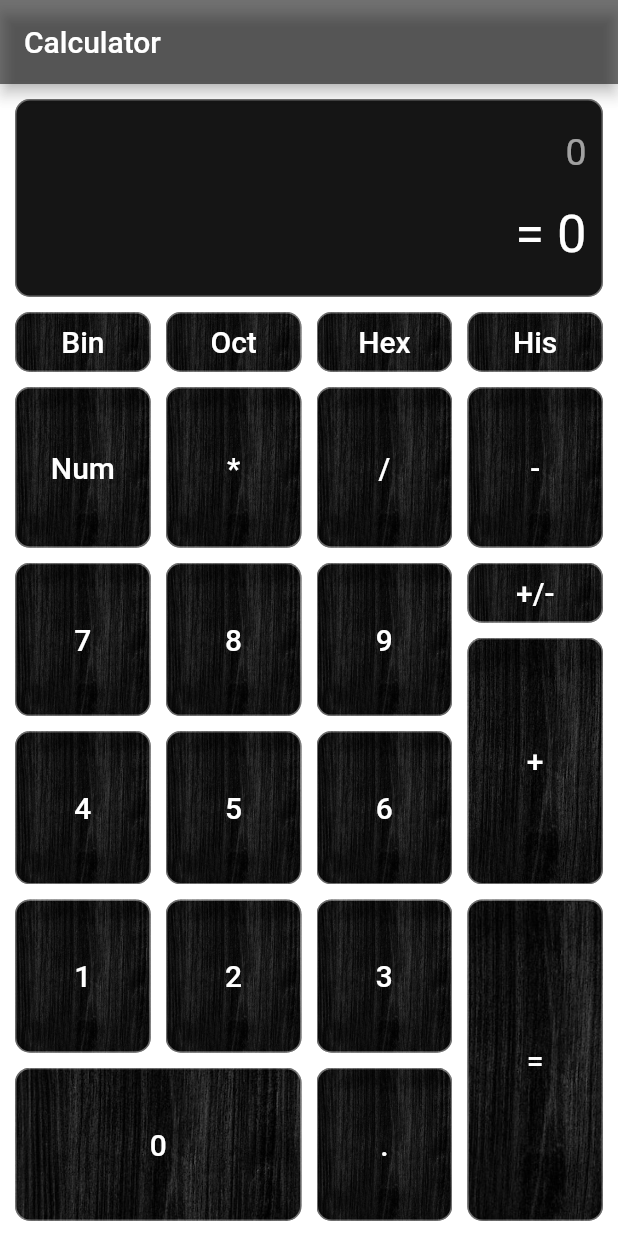
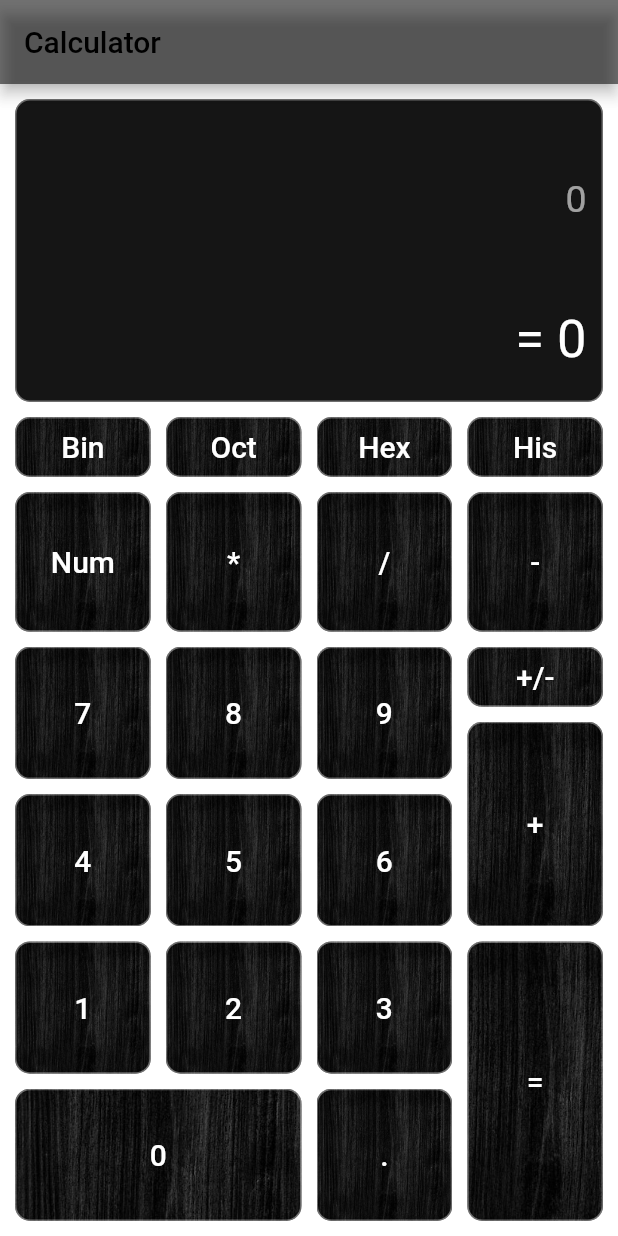
Before and after one commit to kacperkukulka/FlutterCalculator, a Flutter app: the screen it shows after launch, on a phone screen of 412 x 824 dp. Run offline on Flutter 3.47's test engine with Material 2 defaults, Android fonts, the phone set to English and light mode, and no system bars.

Commit message:
Resolved not enough space for digits error

```diff
--- a/calculator/lib/main.dart
+++ b/calculator/lib/main.dart
@@ -12,9 +12,12 @@ class MainApp extends StatelessWidget {
 
   @override
   Widget build(BuildContext context) {
-    return const MaterialApp(
+    return MaterialApp(
       title: 'Calculator',
-      home: Calculator(),
+      theme: ThemeData(
+        primarySwatch: Colors.grey
+      ),
+      home: const Calculator(),
     );
   }
 }
@@ -239,9 +242,70 @@ class _CalculatorState extends State<Calculator> {
               child: Column(
                 crossAxisAlignment: CrossAxisAlignment.end,
                 children: [
-                  Text(val, style: const TextStyle(fontSize: 25, color: Colors.white60)),
-                  const SizedBox(height: 20,),
-                  Text(equal, style: const TextStyle(fontSize: 35, color: Colors.white)),
+                  SizedBox(
+                    height: 60, // set the height to your desired value
+                    child: Stack(
+                      children: [
+                        SizedBox(
+                          width: double.infinity,
+                          height: double.infinity,
+                          child: SingleChildScrollView(
+                            reverse: true,
+                            child: Text(
+                                val,
+                                style: const TextStyle(fontSize: 25, color: Colors.white60),
+                                textAlign: TextAlign.end,
+                              ),
+                          ),
+                        ),
+                        Container(
+                          height: 30,
+                          decoration: BoxDecoration(
+                            gradient: LinearGradient(
+                              begin: Alignment.topCenter,
+                              end: Alignment.bottomCenter,
+                              colors: [
+                                const Color.fromARGB(255, 21, 21, 21),
+                                const Color.fromARGB(255, 21, 21, 21).withOpacity(0)
+                              ],
+                            ),
+                          ),
+                        ),
+                      ],
+                    ),
+                  ),
+                  SizedBox(
+                    height: 100, // set the height to your desired value
+                    child: Stack(
+                      children: [
+                        SizedBox(
+                          width: double.infinity,
+                          height: double.infinity,
+                          child: SingleChildScrollView(
+                            reverse: true,
+                            child: Text(
+                                equal,
+                                style: const TextStyle(fontSize: 35, color: Colors.white),
+                                textAlign: TextAlign.end,
+                              ),
+                          ),
+                        ),
+                        Container(
+                          height: 20,
+                          decoration: BoxDecoration(
+                            gradient: LinearGradient(
+                              begin: Alignment.topCenter,
+                              end: Alignment.bottomCenter,
+                              colors: [
+                                const Color.fromARGB(255, 21, 21, 21),
+                                const Color.fromARGB(255, 21, 21, 21).withOpacity(0)
+                              ],
+                            ),
+                          ),
+                        ),
+                      ],
+                    ),
+                  ),
                 ],
               ),
             ),
```
